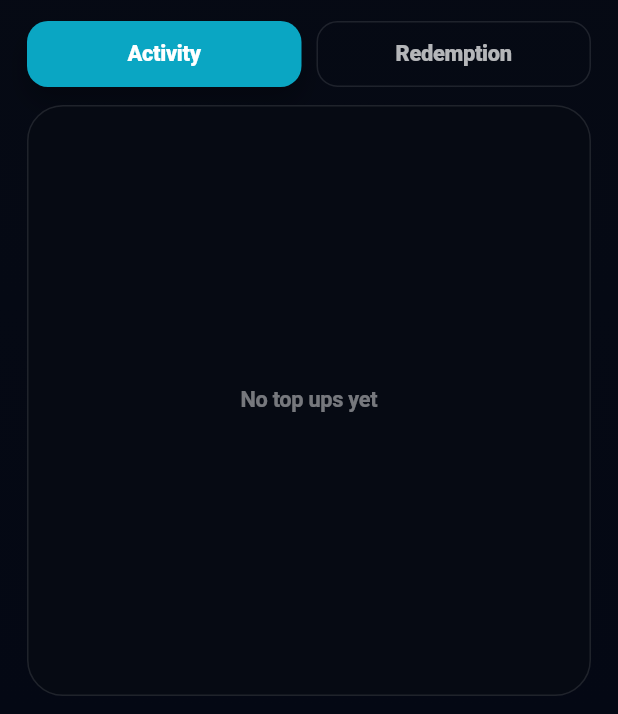
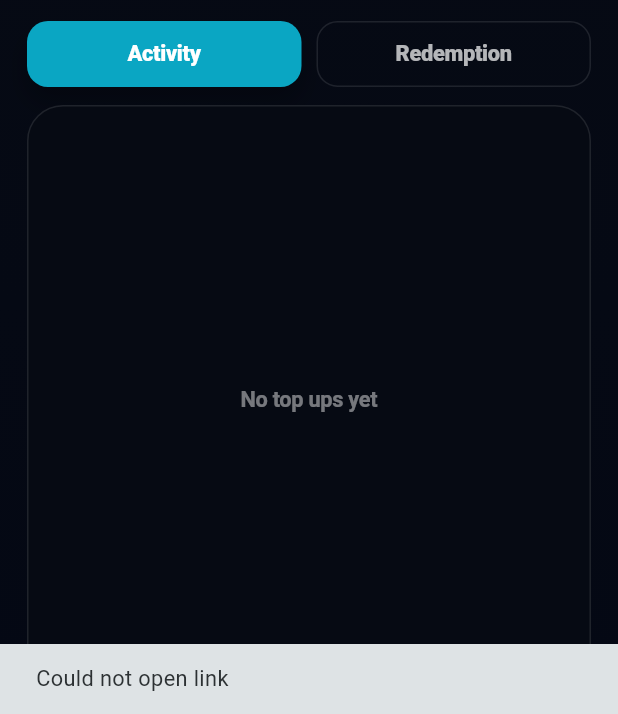
Before and after one commit to BilalKhan772/mighty-deals, a Flutter app: the WalletScreen screen opened directly, after a tap on "Get Mighty Points", on a phone screen of 412 x 824 dp, the part 522-1236 px from its top. Run offline on Flutter 3.47's test engine with Material 3 defaults, Android fonts, the phone set to English and light mode, and no system bars; our stand-ins replace flutter_riverpod, font_awesome_flutter, go_router, supabase_flutter; accounts and stored records are empty.

Commit message:
Added new features

```diff
--- a/apps/customer_app/lib/features/wallet/ui/wallet_screen.dart
+++ b/apps/customer_app/lib/features/wallet/ui/wallet_screen.dart
@@ -97,10 +97,17 @@ class WalletScreen extends ConsumerWidget {
                           final uri = Uri.parse(
                             'https://mighty-deal-support.netlify.app/',
                           );
-                          if (await canLaunchUrl(uri)) {
-                            await launchUrl(
-                              uri,
-                              mode: LaunchMode.externalApplication,
+
+                          final ok = await launchUrl(
+                            uri,
+                            mode: LaunchMode.externalApplication,
+                          );
+
+                          if (!ok && context.mounted) {
+                            ScaffoldMessenger.of(context).showSnackBar(
+                              const SnackBar(
+                                content: Text('Could not open link'),
+                              ),
                             );
                           }
                         },
```
